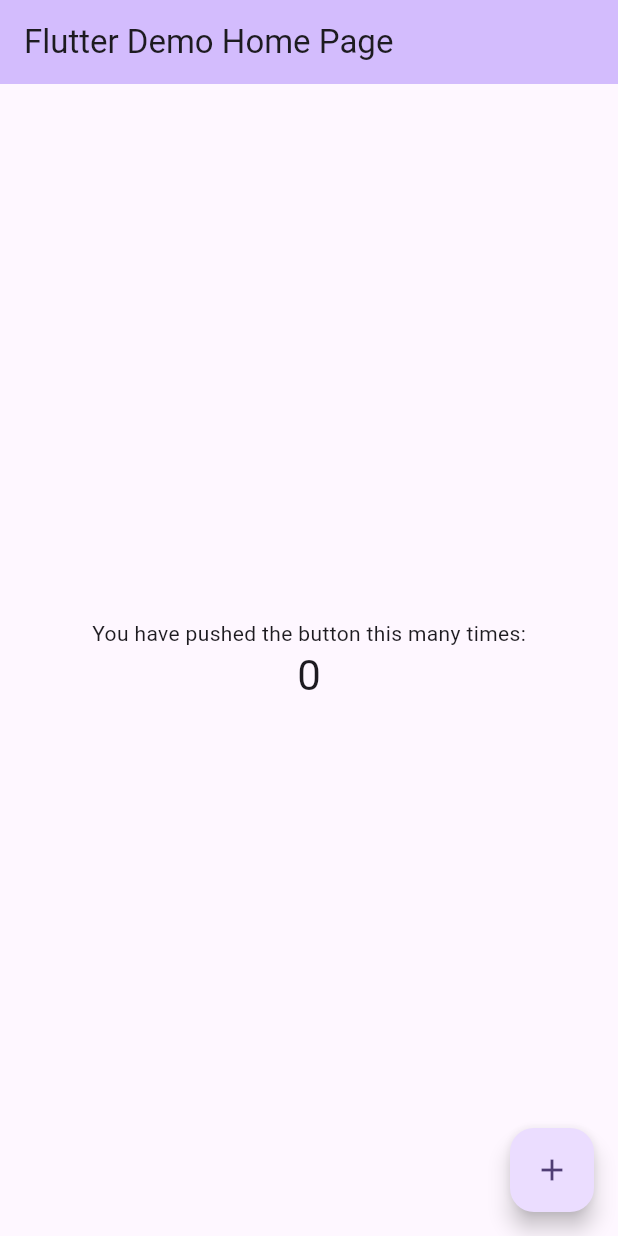
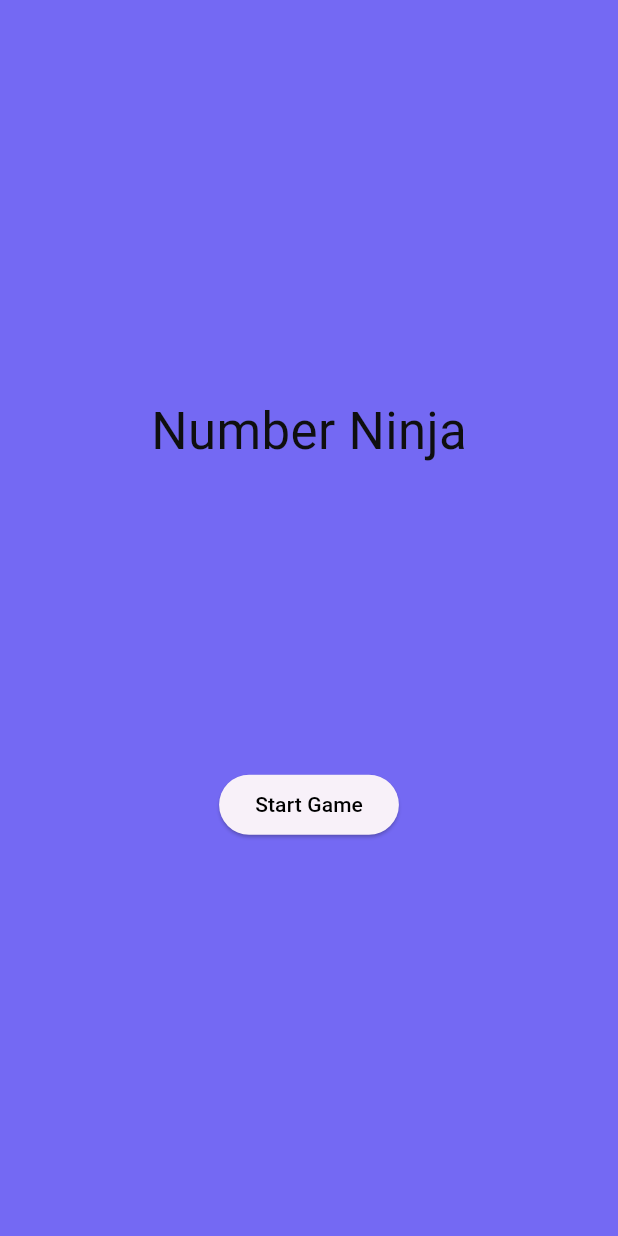
Before and after one commit to paolo249/numbers_ninja_app, a Flutter app: the screen it shows after launch, on a phone screen of 412 x 824 dp. Run offline on Flutter 3.47's test engine with Material 3 defaults, Android fonts, the phone set to English and light mode, and no system bars.

Commit message:
Developed UI and UI components: Created class MyButton and const.dart file

```diff
--- /dev/null
+++ b/devtools_options.yaml
@@ -0,0 +1 @@
+extensions:
--- /dev/null
+++ b/lib/const.dart
@@ -0,0 +1,7 @@
+import 'package:flutter/material.dart';
+
+var normalTextStyle = TextStyle(
+  fontSize: 32,
+  fontWeight: FontWeight.bold,
+  color: Colors.black
+  );
--- a/lib/main.dart
+++ b/lib/main.dart
@@ -1,125 +1,224 @@
+
+// import 'package:english_words/english_words.dart';
+
+
 import 'package:flutter/material.dart';
+import 'package:numbers_ninja_app/const.dart';
+import 'package:numbers_ninja_app/util/key_pad.dart';
+import 'package:provider/provider.dart';
+import 'dart:math';
 
 void main() {
-  runApp(const MyApp());
+  runApp(MyApp());
 }
 
 class MyApp extends StatelessWidget {
   const MyApp({super.key});
 
-  // This widget is the root of your application.
   @override
   Widget build(BuildContext context) {
-    return MaterialApp(
-      title: 'Flutter Demo',
-      theme: ThemeData(
-        // This is the theme of your application.
-        //
-        // TRY THIS: Try running your application with "flutter run". You'll see
-        // the application has a purple toolbar. Then, without quitting the app,
-        // try changing the seedColor in the colorScheme below to Colors.green
-        // and then invoke "hot reload" (save your changes or press the "hot
-        // reload" button in a Flutter-supported IDE, or press "r" if you used
-        // the command line to start the app).
-        //
-        // Notice that the counter didn't reset back to zero; the application
-        // state is not lost during the reload. To reset the state, use hot
-        // restart instead.
-        //
-        // This works for code too, not just values: Most code changes can be
-        // tested with just a hot reload.
-        colorScheme: ColorScheme.fromSeed(seedColor: Colors.deepPurple),
-        useMaterial3: true,
+    return ChangeNotifierProvider(
+      create: (context) => MyAppState(),
+      child: MaterialApp(
+        routes:{
+
+        },
+        title: 'Number Ninja App',
+        theme: ThemeData(
+          useMaterial3: true,
+          colorScheme: ColorScheme.fromSeed(seedColor: Color.fromARGB(255, 133, 34, 255)),
+        ),
+        home: Menu(),
       ),
-      home: const MyHomePage(title: 'Flutter Demo Home Page'),
     );
   }
 }
 
-class MyHomePage extends StatefulWidget {
-  const MyHomePage({super.key, required this.title});
+class MyAppState extends ChangeNotifier {
+  // var current = WordPair.random();
+  late Random random;
 
-  // This widget is the home page of your application. It is stateful, meaning
-  // that it has a State object (defined below) that contains fields that affect
-  // how it looks.
+  void getNext(){
+    // current = WordPair.random();
+    notifyListeners();
+  }
 
-  // This class is the configuration for the state. It holds the values (in this
-  // case the title) provided by the parent (in this case the App widget) and
-  // used by the build method of the State. Fields in a Widget subclass are
-  // always marked "final".
+  MyAppState(){
+    random = Random();
+  }
 
-  final String title;
+  int generateRandomNumber1(){
+    return random.nextInt(10);
+  }
 
-  @override
-  State<MyHomePage> createState() => _MyHomePageState();
+  // int generateRandomNumber2(){
+  //   return random.nextInt(10);
+  // }
+
+  // var favorites = <WordPair>[];
+
+
 }
 
-class _MyHomePageState extends State<MyHomePage> {
-  int _counter = 0;
+// ...
 
-  void _incrementCounter() {
-    setState(() {
-      // This call to setState tells the Flutter framework that something has
-      // changed in this State, which causes it to rerun the build method below
-      // so that the display can reflect the updated values. If we changed
-      // _counter without calling setState(), then the build method would not be
-      // called again, and so nothing would appear to happen.
-      _counter++;
-    });
+
+class Menu extends StatelessWidget {
+  @override
+  Widget build(BuildContext context){
+    var appState = context.watch<MyAppState>();
+
+
+
+    // debugPrint(num1.toString());
+
+    return Scaffold(
+      backgroundColor: Color.fromRGBO(116, 105, 243, 1),
+      body: Column(
+          mainAxisAlignment: MainAxisAlignment.center,
+          crossAxisAlignment: CrossAxisAlignment.center,
+          children: [
+            // Title
+            Text(
+            'Number Ninja',
+            style: TextStyle(fontSize: 34, color: Color.fromARGB(255, 15, 15, 15)),
+            ),
+            // Gap between Title and button
+            Container(height: 200),
+            // Button
+
+            ElevatedButton(
+              onPressed: () {
+                appState.getNext();
+              },
+              child: GestureDetector(
+                onTap: () {
+                  Navigator.push(
+                    context,
+                    MaterialPageRoute(builder: (context) => QuizScreen()),
+                  );
+                },
+                child: Container(
+
+                  child: Text(
+                              'Start Game',
+                               style: TextStyle(color: Colors.black),
+                          ),
+                ),
+              ),
+            ),
+          ],
+        ),
+    );
   }
+}
+
+
+class UserCreateScreen extends StatelessWidget {
+ const UserCreateScreen({
+    super.key,
+
+  });
+
+  // final WordPair pair;
 
   @override
   Widget build(BuildContext context) {
-    // This method is rerun every time setState is called, for instance as done
-    // by the _incrementCounter method above.
-    //
-    // The Flutter framework has been optimized to make rerunning build methods
-    // fast, so that you can just rebuild anything that needs updating rather
-    // than having to individually change instances of widgets.
     return Scaffold(
-      appBar: AppBar(
-        // TRY THIS: Try changing the color here to a specific color (to
-        // Colors.amber, perhaps?) and trigger a hot reload to see the AppBar
-        // change color while the other colors stay the same.
-        backgroundColor: Theme.of(context).colorScheme.inversePrimary,
-        // Here we take the value from the MyHomePage object that was created by
-        // the App.build method, and use it to set our appbar title.
-        title: Text(widget.title),
-      ),
-      body: Center(
-        // Center is a layout widget. It takes a single child and positions it
-        // in the middle of the parent.
-        child: Column(
-          // Column is also a layout widget. It takes a list of children and
-          // arranges them vertically. By default, it sizes itself to fit its
-          // children horizontally, and tries to be as tall as its parent.
-          //
-          // Column has various properties to control how it sizes itself and
-          // how it positions its children. Here we use mainAxisAlignment to
-          // center the children vertically; the main axis here is the vertical
-          // axis because Columns are vertical (the cross axis would be
-          // horizontal).
-          //
-          // TRY THIS: Invoke "debug painting" (choose the "Toggle Debug Paint"
-          // action in the IDE, or press "p" in the console), to see the
-          // wireframe for each widget.
-          mainAxisAlignment: MainAxisAlignment.center,
-          children: <Widget>[
-            const Text(
-              'You have pushed the button this many times:',
-            ),
-            Text(
-              '$_counter',
-              style: Theme.of(context).textTheme.headlineMedium,
-            ),
-          ],
-        ),
-      ),
-      floatingActionButton: FloatingActionButton(
-        onPressed: _incrementCounter,
-        tooltip: 'Increment',
-        child: const Icon(Icons.add),
-      ), // This trailing comma makes auto-formatting nicer for build methods.
+
     );
   }
 }
+
+// ...
+
+
+class QuizScreen extends StatefulWidget {
+  const QuizScreen({super.key});
+
+  @override
+  State<QuizScreen> createState() => _QuizScreenState();
+}
+
+class _QuizScreenState extends State<QuizScreen> {
+  // List of Math Operations
+  List<String> mathOperations = [
+   '+',
+   '-',
+   '/',
+   '*'
+
+  ];
+  @override
+  Widget build(BuildContext context) {
+   var appState = context.watch<MyAppState>();
+   int num1 = appState.generateRandomNumber1();
+    return MaterialApp(
+
+      title: 'Number Ninja: Quiz',
+      home: Scaffold(
+        backgroundColor: Color.fromRGBO(242, 229, 196, 1),
+        body: Column(
+          children: [
+            // Title
+            Container(
+            height: 80),
+            const Text('Quiz Screen UIT', style: TextStyle(fontSize: 34, color: Colors.black)),
+
+            // Math Equation - Question
+            Expanded(
+              child: Container(
+                child: Center(child: Text(
+                  '3 + 1 = ?',
+                  style: normalTextStyle,
+                  ),
+                )
+              ),
+              ),
+            // Operation Button
+            Expanded(
+              flex: 2,
+              child: Padding(
+                padding: const EdgeInsets.all(4.0),
+                child: GridView.builder(
+                  itemCount: mathOperations.length,
+                  gridDelegate: const SliverGridDelegateWithFixedCrossAxisCount(
+                    crossAxisCount: 4,
+                ),
+                itemBuilder: (context, index) {
+                  return MyButton(child: mathOperations[index]);
+                }),
+              ),
+              ),
+            ],
+            )
+
+      )
+
+
+    );
+
+
+
+  }
+}
+
+
+class GameOverScreen extends StatelessWidget{
+   const GameOverScreen({
+    super.key,
+  });
+ @override
+  Widget build(BuildContext context) {
+    final theme = Theme.of(context);
+    final style = theme.textTheme.bodyLarge!.copyWith(
+      color: theme.colorScheme.onPrimary,
+    );
+    return Card(
+      color: theme.colorScheme.primary,
+      child: Padding(
+        padding: const EdgeInsets.all(20),
+      ),
+    );
+  }
+}
```
Also changed, not shown: lib/util/key_pad.dart (added, +31 -0 lines), pubspec.yaml (+7 -63 lines), pubspec.lock.
